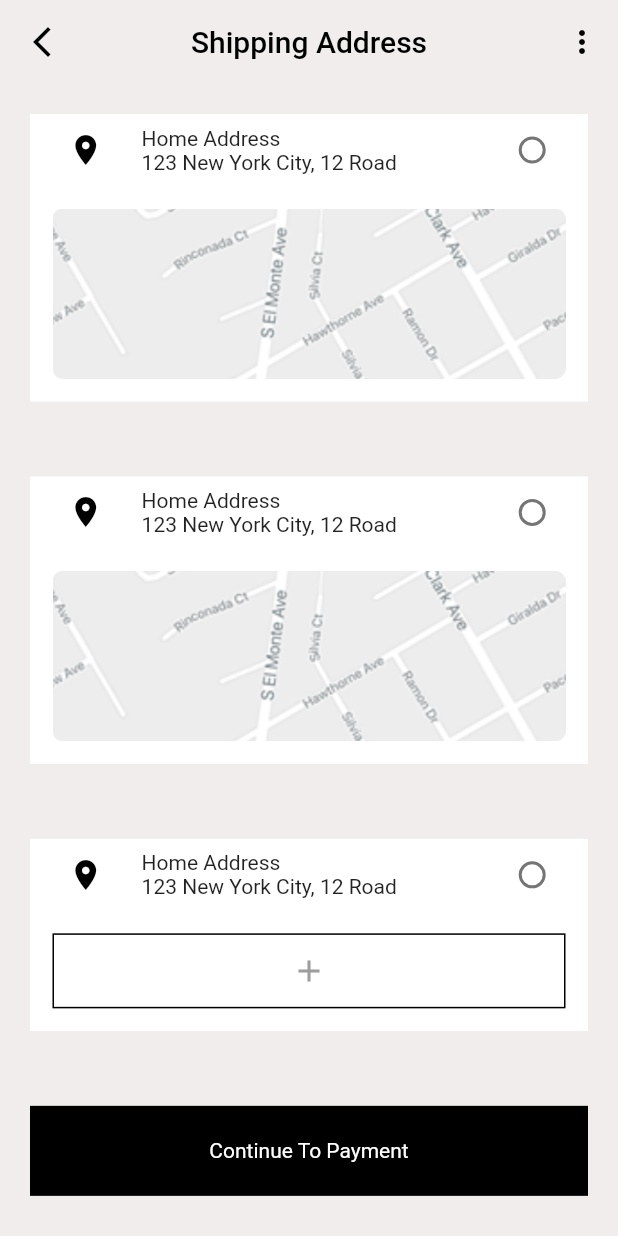
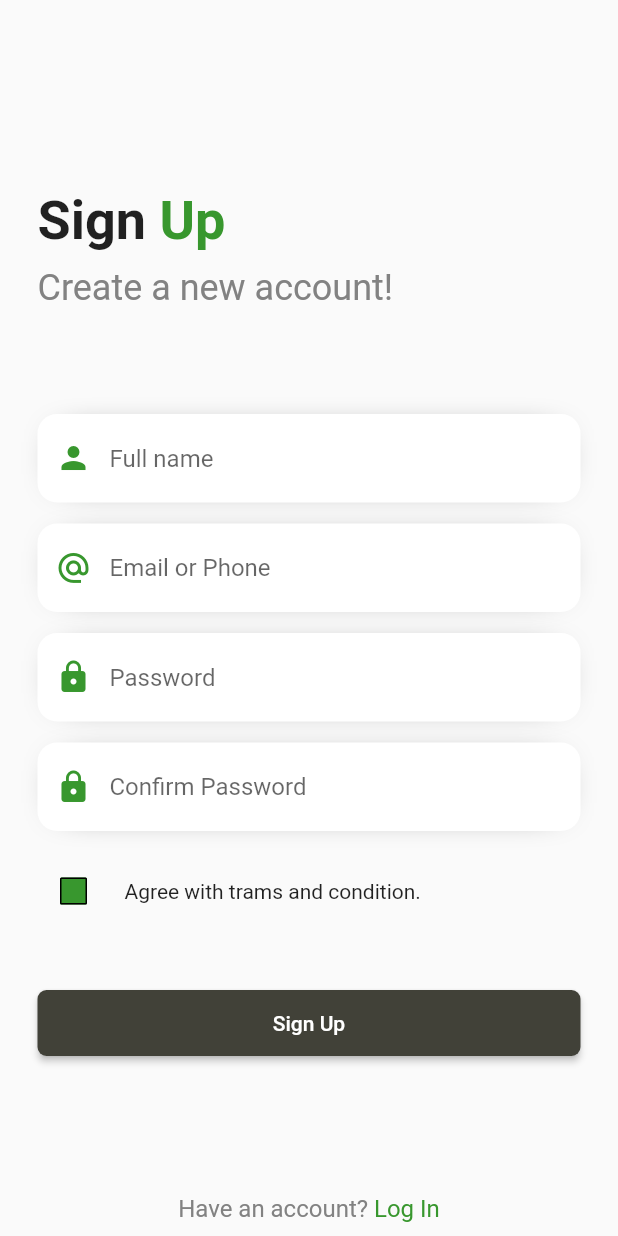
Before and after one commit to rawanflutter2023/mobilshop, a Flutter app: the screen it shows after launch, on a phone screen of 412 x 824 dp. Run offline on Flutter 3.47's test engine with Material 2 defaults, Android fonts, the phone set to English and light mode, and no system bars; our stand-ins replace flutter_credit_card, mask_text_input_formatter.

Commit message:
language and sing up

```diff
--- a/mobil_shop/lib/app.dart
+++ b/mobil_shop/lib/app.dart
@@ -2,8 +2,10 @@ import 'package:flutter/material.dart';
 import 'package:mobil_shop/view/discover.dart';
 
 import 'package:mobil_shop/view/home.dart';
+import 'package:mobil_shop/view/language.dart';
 import 'package:mobil_shop/view/payment_details.dart';
 import 'package:mobil_shop/view/screener.dart';
+import 'package:mobil_shop/view/sing_up_page.dart';
 
 import 'core/utils/app_colors copy.dart';
 import 'view/payment_method.dart';
@@ -108,7 +110,7 @@ class MobilShop extends StatelessWidget {
           ),
         ),
       ),
-      home: const ShippingAddress(),
+      home: const SignUpPage(),
     );
   }
 }
--- a/mobil_shop/lib/view/sing_up_page.dart
+++ b/mobil_shop/lib/view/sing_up_page.dart
@@ -0,0 +1,230 @@
+import 'package:flutter/material.dart';
+
+import '../core/utils/app_colors copy.dart';
+
+
+class SignUpPage extends StatefulWidget {
+  const SignUpPage({super.key});
+
+  @override
+  State<SignUpPage> createState() => _SignUpPageState();
+}
+
+class _SignUpPageState extends State<SignUpPage> {
+  bool agreeWithTerms = false;
+
+  @override
+  Widget build(BuildContext context) {
+    return Scaffold(
+      body: SingleChildScrollView(
+        child: Padding(
+          padding: const EdgeInsets.only(
+            right: 25,
+            left: 25,
+            top: 126,
+            bottom: 15,
+          ),
+          child: Column(
+            crossAxisAlignment: CrossAxisAlignment.stretch,
+            children: [
+              Row(
+                children: [
+                  const Text(
+                    'Sign ',
+                    style: TextStyle(
+                      fontSize: 36,
+                      fontWeight: FontWeight.bold,
+                    ),
+                  ),
+                  Text(
+                    'Up',
+                    style: TextStyle(
+                      fontSize: 36,
+                      color: myGreen,
+                      fontWeight: FontWeight.bold,
+                    ),
+                  )
+                ],
+              ),
+              const SizedBox(
+                height: 10,
+              ),
+              const Text(
+                'Create a new account!',
+                style: TextStyle(
+                  fontSize: 24,
+                  color: Color(0xff828282),
+                ),
+              ),
+              const SizedBox(
+                height: 70,
+              ),
+
+              /// name Field
+              Container(
+                decoration: const BoxDecoration(
+                  boxShadow: [
+                    BoxShadow(
+                      color: Colors.black,
+                      blurRadius: 20,
+                      spreadRadius: -18,
+                    ),
+                  ],
+                ),
+                child: TextFormField(
+                  validator: (value) {
+                    if (value == null) {
+                      return 'enter a name';
+                    }
+
+                    return null;
+                  },
+                  decoration: const InputDecoration(
+                    hintText: 'Full name',
+                    prefixIcon: Icon(Icons.person),
+                  ),
+                ),
+              ),
+              const SizedBox(
+                height: 14,
+              ),
+
+              /// email field
+              Container(
+                decoration: const BoxDecoration(
+                  boxShadow: [
+                    BoxShadow(
+                      color: Colors.black,
+                      blurRadius: 20,
+                      spreadRadius: -18,
+                    ),
+                  ],
+                ),
+                child: TextFormField(
+                  validator: (value) {
+                    if (value == null) {
+                      return 'enter a phone number';
+                    }
+
+                    return null;
+                  },
+                  decoration: const InputDecoration(
+                    hintText: 'Email or Phone ',
+                    prefixIcon: Icon(Icons.alternate_email_outlined),
+                  ),
+                ),
+              ),
+              const SizedBox(
+                height: 14,
+              ),
+
+              /// password field
+              Container(
+                decoration: const BoxDecoration(
+                  boxShadow: [
+                    BoxShadow(
+                      color: Colors.black,
+                      blurRadius: 20,
+                      spreadRadius: -18,
+                    ),
+                  ],
+                ),
+                child: TextFormField(
+                  validator: (value) {
+                    if (value == null) {
+                      return 'enter a password';
+                    }
+
+                    return null;
+                  },
+                  decoration: const InputDecoration(
+                    hintText: 'Password',
+                    prefixIcon: Icon(Icons.lock),
+                  ),
+                ),
+              ),
+              const SizedBox(
+                height: 14,
+              ),
+
+              /// confrim password field
+              Container(
+                decoration: const BoxDecoration(
+                  boxShadow: [
+                    BoxShadow(
+                      color: Colors.black,
+                      blurRadius: 20,
+                      spreadRadius: -18,
+                    ),
+                  ],
+                ),
+                child: TextFormField(
+                  validator: (value) {
+                    if (value == null) {
+                      return 'enter a Password';
+                    }
+
+                    return null;
+                  },
+                  decoration: const InputDecoration(
+                    hintText: 'Confirm Password',
+                    prefixIcon: Icon(Icons.lock),
+                  ),
+                ),
+              ),
+              const SizedBox(
+                height: 16,
+              ),
+              Row(
+                children: [
+                  Checkbox(
+                    value: agreeWithTerms,
+                    onChanged: (value) {
+                      agreeWithTerms = !agreeWithTerms;
+                      setState(() {});
+                    },
+                  ),
+                  const SizedBox(
+                    width: 10,
+                  ),
+                  const Text(
+                    'Agree with trams and condition.',
+                  ),
+                ],
+              ),
+              const SizedBox(
+                height: 40,
+              ),
+              ElevatedButton(
+                onPressed: () {},
+                child: const Text('Sign Up'),
+              ),
+              const SizedBox(
+                height: 90,
+              ),
+              Row(
+                mainAxisAlignment: MainAxisAlignment.center,
+                children: [
+                  Text(
+                    'Have an account? ',
+                    style: TextStyle(
+                      fontSize: 16,
+                      color: myGray,
+                    ),
+                  ),
+                  Text(
+                    'Log In',
+                    style: TextStyle(
+                      color: myGreen,
+                      fontSize: 16,
+                    ),
+                  )
+                ],
+              ),
+            ],
+          ),
+        ),
+      ),
+    );
+  }
+}
```
Also changed, not shown: mobil_shop/lib/view/language.dart (+228 -0 lines).
